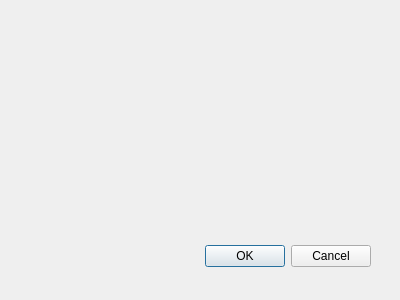
leexuehan/ParamGenerator, file ticket.ui: the form before one commit.
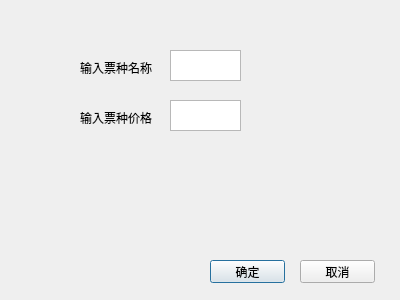
The form after the commit.

Diff of the .ui file:
```diff
--- a/ticket.ui
+++ b/ticket.ui
@@ -13,20 +13,76 @@
   <property name="windowTitle">
    <string>Dialog</string>
   </property>
-  <widget class="QDialogButtonBox" name="buttonBox">
+  <widget class="QLabel" name="ticket_name_label">
    <property name="geometry">
     <rect>
-     <x>30</x>
-     <y>240</y>
-     <width>341</width>
-     <height>32</height>
+     <x>80</x>
+     <y>60</y>
+     <width>91</width>
+     <height>16</height>
     </rect>
    </property>
-   <property name="orientation">
-    <enum>Qt::Horizontal</enum>
+   <property name="text">
+    <string>输入票种名称</string>
    </property>
-   <property name="standardButtons">
-    <set>QDialogButtonBox::Cancel|QDialogButtonBox::Ok</set>
+  </widget>
+  <widget class="QTextEdit" name="ticket_name_content">
+   <property name="geometry">
+    <rect>
+     <x>170</x>
+     <y>50</y>
+     <width>71</width>
+     <height>31</height>
+    </rect>
+   </property>
+  </widget>
+  <widget class="QLabel" name="ticket_price_label">
+   <property name="geometry">
+    <rect>
+     <x>80</x>
+     <y>110</y>
+     <width>91</width>
+     <height>16</height>
+    </rect>
+   </property>
+   <property name="text">
+    <string>输入票种价格</string>
+   </property>
+  </widget>
+  <widget class="QTextEdit" name="ticket_price_content">
+   <property name="geometry">
+    <rect>
+     <x>170</x>
+     <y>100</y>
+     <width>71</width>
+     <height>31</height>
+    </rect>
+   </property>
+  </widget>
+  <widget class="QPushButton" name="confirm">
+   <property name="geometry">
+    <rect>
+     <x>210</x>
+     <y>260</y>
+     <width>75</width>
+     <height>23</height>
+    </rect>
+   </property>
+   <property name="text">
+    <string>确定</string>
+   </property>
+  </widget>
+  <widget class="QPushButton" name="cancel">
+   <property name="geometry">
+    <rect>
+     <x>300</x>
+     <y>260</y>
+     <width>75</width>
+     <height>23</height>
+    </rect>
+   </property>
+   <property name="text">
+    <string>取消</string>
    </property>
   </widget>
  </widget>
```
Left out of the diff: 52 changed lines with no effect on the pictures.
